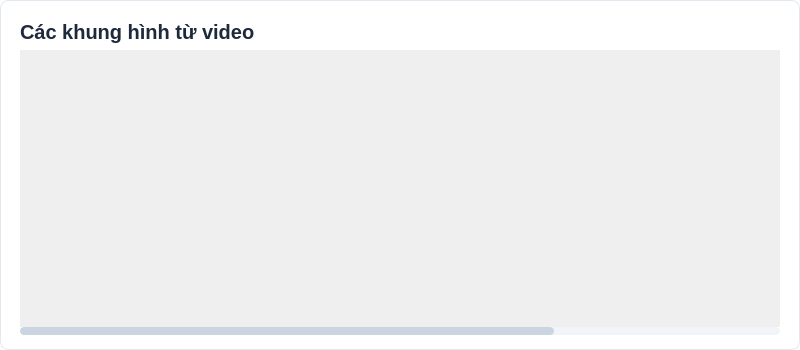
The window that src/ui/qt_designer/main_tab/video_frames.ui (henrylenguyen/telegram-video-uploader) describes before a commit, drawn with Qt 5.
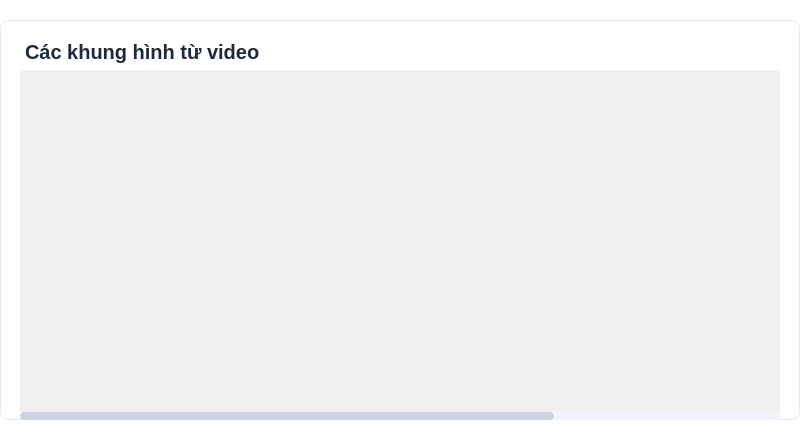
The same window after the commit.

Commit message: Refactor UI styles for main tab header and sub tabs

Patch:
```diff
--- a/src/ui/qt_designer/main_tab/video_frames.ui
+++ b/src/ui/qt_designer/main_tab/video_frames.ui
@@ -7,7 +7,7 @@
     <x>0</x>
     <y>0</y>
     <width>800</width>
-    <height>350</height>
+    <height>370</height>
    </rect>
   </property>
   <property name="windowTitle">
@@ -18,6 +18,8 @@
     background-color: #FFFFFF;
     border-radius: 8px;
     border: 1px solid #E2E8F0;
+    margin-top: 20px;
+    margin-bottom: 20px;
 }
 
 QLabel#titleLabel {
@@ -25,11 +27,14 @@
     font-weight: bold;
     color: #1E293B;
     background-color: transparent;
+    margin-top: 20px;
 }
 
 QScrollArea {
     border: none;
     background-color: transparent;
+    min-height: 350px;
+    max-height: 350px;
 }
 
 QScrollBar:horizontal {
@@ -50,8 +55,10 @@
 }
 
 QFrame.frameItem {
-    background-color: #F8FAFC;
-    border: 1px solid #E2E8F0;
+    min-height: 300px;
+    max-height: 300px;
+    background-color: #FFFFFF;
+    border: 2px solid #E2E8F0;
     border-radius: 6px;
 }</string>
   </property>
@@ -66,7 +73,7 @@
     <number>20</number>
    </property>
    <property name="bottomMargin">
-    <number>15</number>
+    <number>20</number>
    </property>
    <item>
     <widget class="QLabel" name="titleLabel">
@@ -122,9 +129,15 @@
          <property name="minimumSize">
           <size>
            <width>200</width>
-           <height>200</height>
+           <height>300</height>
           </size>
          </property>
+         <property name="maximumSize">
+          <size>
+           <width>16777215</width>
+           <height>300</height>
+          </size>
+         </property>
          <property name="class" stdset="0">
           <string>frameItem</string>
          </property>
@@ -135,9 +148,15 @@
          <property name="minimumSize">
           <size>
            <width>200</width>
-           <height>200</height>
+           <height>300</height>
           </size>
          </property>
+         <property name="maximumSize">
+          <size>
+           <width>16777215</width>
+           <height>300</height>
+          </size>
+         </property>
          <property name="class" stdset="0">
           <string>frameItem</string>
          </property>
@@ -148,9 +167,15 @@
          <property name="minimumSize">
           <size>
            <width>200</width>
-           <height>200</height>
+           <height>300</height>
           </size>
          </property>
+         <property name="maximumSize">
+          <size>
+           <width>16777215</width>
+           <height>300</height>
+          </size>
+         </property>
          <property name="class" stdset="0">
           <string>frameItem</string>
          </property>
@@ -161,9 +186,15 @@
          <property name="minimumSize">
           <size>
            <width>200</width>
-           <height>200</height>
+           <height>300</height>
           </size>
          </property>
+         <property name="maximumSize">
+          <size>
+           <width>16777215</width>
+           <height>300</height>
+          </size>
+         </property>
          <property name="class" stdset="0">
           <string>frameItem</string>
          </property>
```
Left out of the diff: 18 changed lines with no effect on the pictures. The commit also changes 4 other files.
